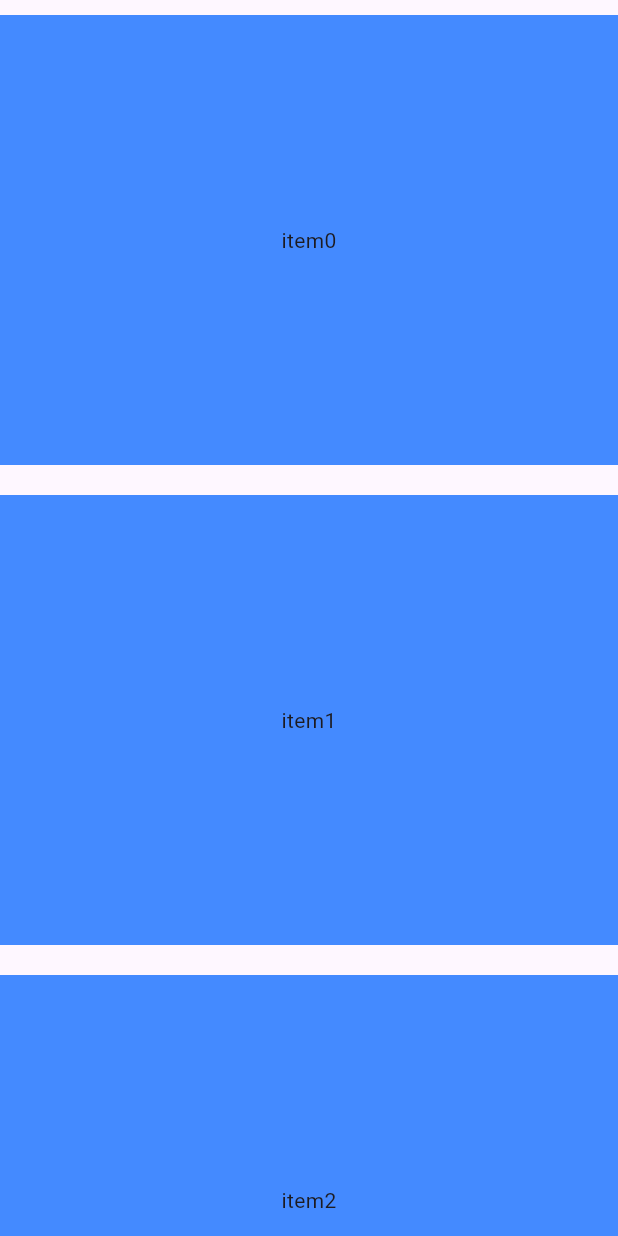
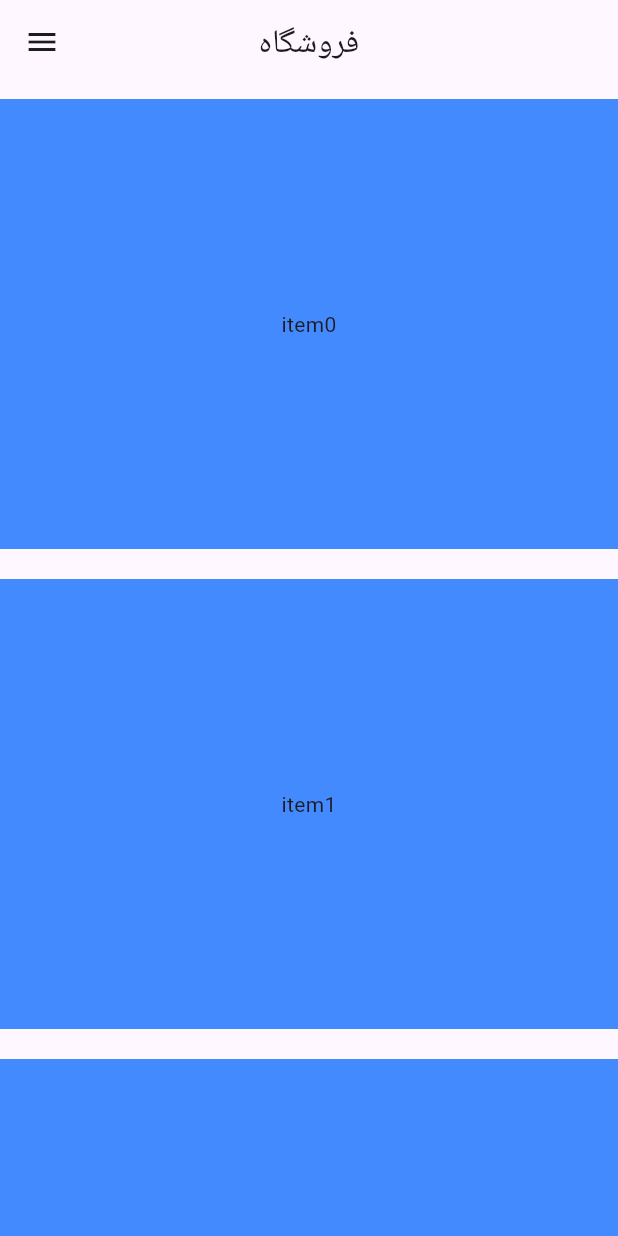
Before and after one commit to alirezashahabb/responsive, a Flutter app: the screen it shows after launch, on a phone screen of 412 x 824 dp. Run offline on Flutter 3.47's test engine with Material 3 defaults, Android fonts, the phone set to English and light mode, and no system bars.

```diff
--- a/lib/main.dart
+++ b/lib/main.dart
@@ -42,7 +42,43 @@ class MyHomePage extends StatelessWidget {
 
   @override
   Widget build(BuildContext context) {
-    return Scaffold(body: LayoutBuilder(
+    final mainWith = MediaQuery.of(context).size.width;
+    return Scaffold(
+        appBar: (mainWith <= 600)
+            ? AppBar(
+                title: const Text('فروشگاه'),
+                centerTitle: true,
+              )
+            : null,
+        drawer: (mainWith <= 600)
+            ? Drawer(
+                child: ListView(
+                  children: const [
+                    ListTile(
+                      leading: Icon(Icons.shop),
+                      title: Text('ایتم اول'),
+                    ),
+                    ListTile(
+                      leading: Icon(Icons.shop),
+                      title: Text('ایتم اول'),
+                    ),
+                    ListTile(
+                      leading: Icon(Icons.shop),
+                      title: Text('ایتم اول'),
+                    ),
+                    ListTile(
+                      leading: Icon(Icons.shop),
+                      title: Text('ایتم اول'),
+                    ),
+                    ListTile(
+                      leading: Icon(Icons.shop),
+                      title: Text('ایتم اول'),
+                    ),
+                  ],
+                ),
+              )
+            : null,
+        body: LayoutBuilder(
           builder: (context, constraints) {
             if (constraints.maxWidth < 600) {
               return const MobileView();
```
Lines whose indentation alone changed are shown as unchanged.
